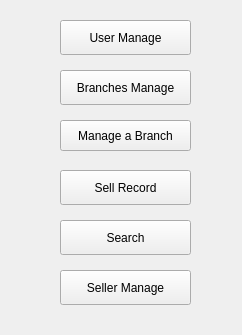
Old version of the form mainwindow.ui in the repository libertas/MsgMan.
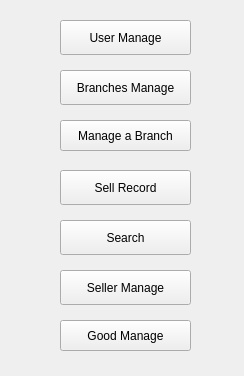
New version of the form.

What changed in the file:
```diff
--- a/mainwindow.ui
+++ b/mainwindow.ui
@@ -6,8 +6,8 @@
    <rect>
     <x>0</x>
     <y>0</y>
-    <width>242</width>
-    <height>335</height>
+    <width>244</width>
+    <height>376</height>
    </rect>
   </property>
   <property name="windowTitle">
@@ -92,6 +92,19 @@
      <string>Manage a Branch</string>
     </property>
    </widget>
+   <widget class="QPushButton" name="pushButton_7">
+    <property name="geometry">
+     <rect>
+      <x>60</x>
+      <y>320</y>
+      <width>131</width>
+      <height>31</height>
+     </rect>
+    </property>
+    <property name="text">
+     <string>Good Manage</string>
+    </property>
+   </widget>
   </widget>
  </widget>
  <layoutdefault spacing="6" margin="11"/>
```
Left out of the diff: 17 changed lines with no effect on the pictures.
